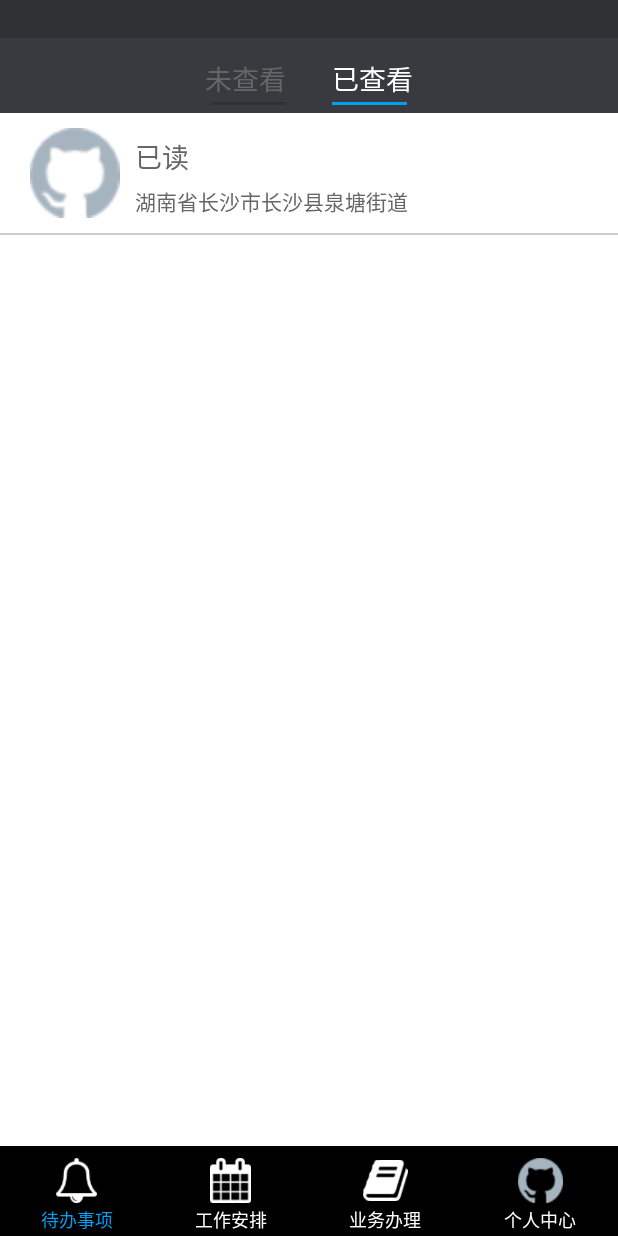
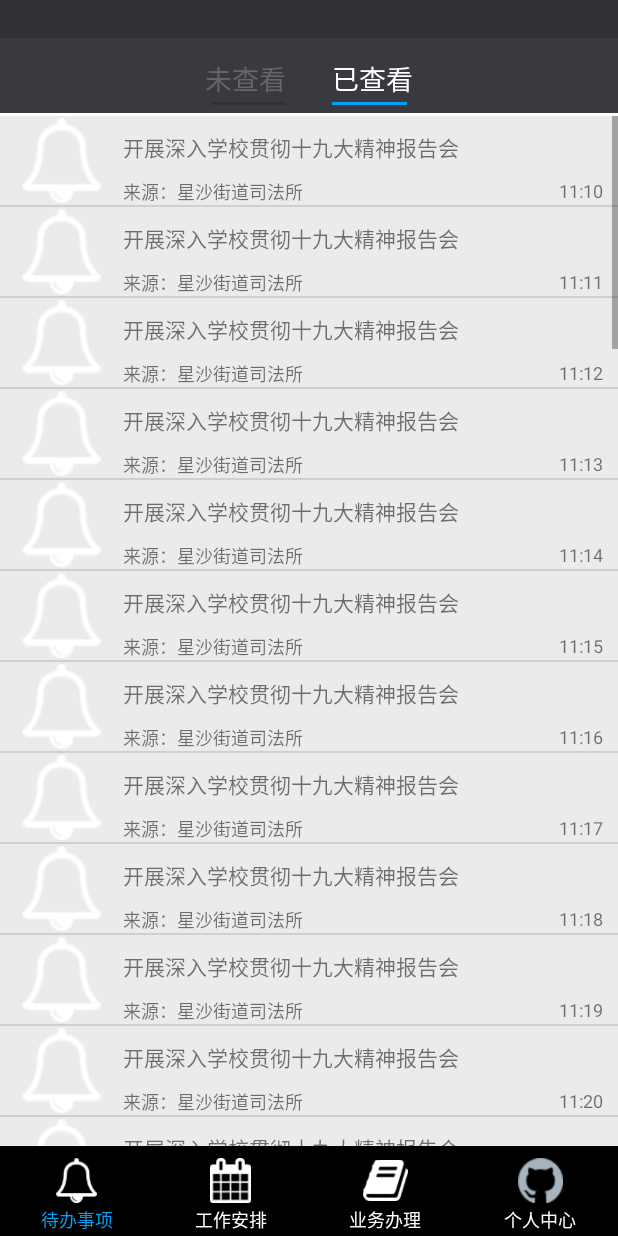
Before and after one commit to SliD007/Counselor2, an Android app: the UnreadBacklogFragment screen opened directly, with no data from a screen before it, after a tap on "已查看", on a phone screen of 412 x 824 dp. Run offline under Robolectric (Android 15) with nearby library versions, the phone set to English and light mode, and no system bars; our stand-ins replace ButterKnife; 2 other taps on this screen came first.

Commit message:
ListView

```diff
--- a/app/src/main/java/test/example/com/counselor/view/backlog/ReadedBacklogFragment.java
+++ b/app/src/main/java/test/example/com/counselor/view/backlog/ReadedBacklogFragment.java
@@ -1,7 +1,22 @@
 package test.example.com.counselor.view.backlog;
 
+import android.os.Bundle;
+import android.view.LayoutInflater;
+import android.view.View;
+import android.view.ViewGroup;
+import android.widget.AdapterView;
+import android.widget.ListView;
+
+import java.util.ArrayList;
+import java.util.List;
+
+import butterknife.BindView;
+import butterknife.ButterKnife;
 import test.example.com.counselor.R;
+import test.example.com.counselor.adapter.ListAdapter;
 import test.example.com.counselor.base.BaseFragment;
+import test.example.com.counselor.entity.ListEntity;
+import test.example.com.counselor.listener.MyLvClickListener;
 
 /**
  * Created by Sli.D on 2017/12/20.
@@ -10,18 +25,35 @@ import test.example.com.counselor.base.BaseFragment;
 public class ReadedBacklogFragment extends BaseFragment {
 
 
+    ListEntity mEntity;
+    List<ListEntity> entityList;
+    ListAdapter mListAdapter;
+    @BindView(R.id.commonLv)
+    ListView commonLv;
+
     @Override
     protected int getFragmentLayoutId() {
-        return R.layout.fragment_readedbacklog;
+        return R.layout.fragment_commonlist;
+    }
+
+    @Override
+    protected void initViews() {
+        //构造数据
+        entityList = new ArrayList<ListEntity>();//空指针高发处
+        for (int i = 0; i < 50; i++) {
+            mEntity = new ListEntity(R.layout.item_commonlist,
+                    "开展深入学校贯彻十九大精神报告会", "来源：星沙街道司法所", "11:" + (10 + i));
+            entityList.add(mEntity);
+        }
+        //创建adapter
+        mListAdapter = new ListAdapter(super.mContext, entityList, mClickListener, onItemClickListener);
+        commonLv.setAdapter(mListAdapter);
+        //设置回调
+        commonLv.setOnItemClickListener(onItemClickListener);
     }
 
     @Override
     protected void initPresenter() {
-
-    }
-
-    @Override
-    protected void initViews() {
 
     }
 
@@ -34,4 +66,32 @@ public class ReadedBacklogFragment extends BaseFragment {
     protected void initDatas() {
 
     }
+
+    @Override
+    public View onCreateView(LayoutInflater inflater, ViewGroup container, Bundle savedInstanceState) {
+        // TODO: inflate a fragment view
+        View rootView = super.onCreateView(inflater, container, savedInstanceState);
+        ButterKnife.bind(this, rootView);
+        return rootView;
+    }
+
+    //Item响应回调
+    AdapterView.OnItemClickListener onItemClickListener = new AdapterView.OnItemClickListener() {
+
+        @Override
+        public void onItemClick(AdapterView<?> parent, View view, int position, long id) {
+            toast("时间：" + "11:"+(10+position), true);
+        }
+    };
+    //控件响应回调
+    MyLvClickListener mClickListener = new MyLvClickListener() {
+        @Override
+        public void myOnClick(int position, View view) {
+            toast("这是第" + (position + 1) + "条", true);
+        }
+        public void onClick(View v) {   //先响应onclick(权限高) 可以将响应移交出去
+            myOnClick((Integer) v.getTag(), v);
+        }
+
+    };
 }
--- a/app/src/main/java/test/example/com/counselor/view/backlog/UnreadBacklogFragment.java
+++ b/app/src/main/java/test/example/com/counselor/view/backlog/UnreadBacklogFragment.java
@@ -33,7 +33,7 @@ public class UnreadBacklogFragment extends BaseFragment {
 
     @Override
     protected int getFragmentLayoutId() {
-        return R.layout.fragment_unreadbacklog;
+        return R.layout.fragment_commonlist;
     }
 
     @Override
@@ -42,7 +42,7 @@ public class UnreadBacklogFragment extends BaseFragment {
         entityList = new ArrayList<ListEntity>();//空指针高发处
         for (int i = 0; i < 50; i++) {
             mEntity = new ListEntity(R.layout.item_commonlist,
-                    "开展深入学校贯彻十九大精神报告会", "来源：星沙街道司法所", "11:" + (10 + i));
+                    "开展深入学校贯彻十九大精神报告会", "来源：星沙街道司法所", "12:" + (10 + i));
             entityList.add(mEntity);
         }
         //创建adapter
@@ -80,7 +80,7 @@ public class UnreadBacklogFragment extends BaseFragment {
 
         @Override
         public void onItemClick(AdapterView<?> parent, View view, int position, long id) {
-            toast("时间：" + "11:"+(10+position), true);
+            toast("时间：" + "12:"+(10+position), true);
         }
     };
     //控件响应回调
--- a/app/src/main/res/layout/fragment_readedbacklog.xml
+++ /dev/null
@@ -1,50 +0,0 @@
-<?xml version="1.0" encoding="utf-8"?>
-<LinearLayout xmlns:android="http://schemas.android.com/apk/res/android"
-    android:orientation="vertical"
-    android:layout_width="match_parent"
-    android:layout_height="match_parent"
-    android:background="#fff">
-    <!-- 一个条目 -->
-    <RelativeLayout
-        android:layout_width="match_parent"
-        android:layout_height="80dp" >
-
-        <ImageView
-            android:src="@drawable/u1740"
-            android:id="@+id/headImgPersonal"
-            android:layout_width="60dp"
-            android:layout_height="60dp"
-            android:layout_centerVertical="true"
-            android:layout_marginLeft="20dp" >
-        </ImageView>
-
-        <TextView
-            android:id="@+id/nameTv"
-            android:text="已读"
-            android:textColor="#666666"
-            android:textSize="18sp"
-            android:layout_width="wrap_content"
-            android:layout_height="wrap_content"
-            android:layout_toRightOf="@id/headImgPersonal"
-            android:layout_alignTop="@id/headImgPersonal"
-            android:layout_marginLeft="10dp"
-            android:layout_marginTop="5dp" />
-
-        <TextView
-            android:id="@+id/addressTv"
-            android:text="湖南省长沙市长沙县泉塘街道"
-            android:textColor="#666666"
-            android:textSize="14sp"
-            android:layout_width="wrap_content"
-            android:layout_height="wrap_content"
-            android:layout_below="@id/nameTv"
-            android:layout_toRightOf="@id/headImgPersonal"
-            android:layout_marginLeft="10dp"
-            android:layout_marginTop="5dp" />
-
-    </RelativeLayout>
-    <View
-        android:layout_width="match_parent"
-        android:layout_height="1dp"
-        android:background="#ccc"/>
-</LinearLayout>
```
Also changed, not shown: app/src/main/res/layout/fragment_commonlist.xml (renamed from app/src/main/res/layout/fragment_unreadbacklog.xml).
